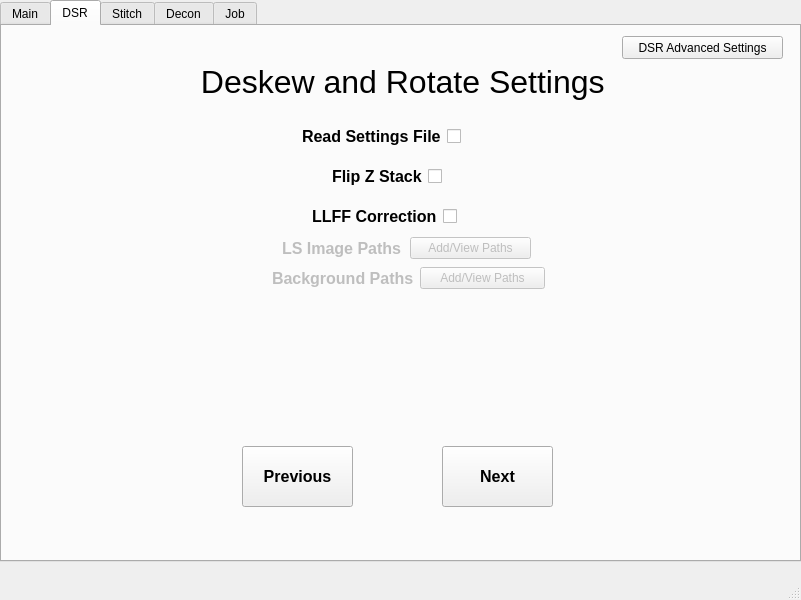
The window that mainwindow.ui (abcucberkeley/PetaKit5D-GUI) describes before a commit, drawn with Qt 5.
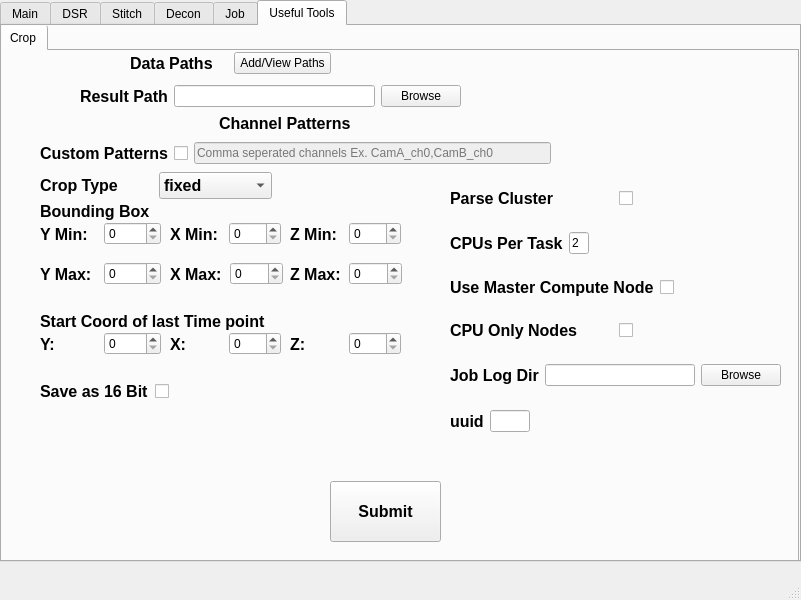
The same window after the commit.

Commit message: Creating crop tab and connecting slots.

The edit to the form file:
```diff
--- a/mainwindow.ui
+++ b/mainwindow.ui
@@ -27,7 +27,7 @@
      </rect>
     </property>
     <property name="currentIndex">
-     <number>1</number>
+     <number>5</number>
     </property>
     <widget class="QWidget" name="Main">
      <property name="font">
@@ -2641,6 +2641,914 @@
       </layout>
      </widget>
     </widget>
+    <widget class="QWidget" name="usefulTools">
+     <attribute name="title">
+      <string>Useful Tools</string>
+     </attribute>
+     <widget class="QTabWidget" name="usefulToolsTab">
+      <property name="geometry">
+       <rect>
+        <x>-4</x>
+        <y>-1</y>
+        <width>801</width>
+        <height>541</height>
+       </rect>
+      </property>
+      <property name="currentIndex">
+       <number>0</number>
+      </property>
+      <widget class="QWidget" name="Crop">
+       <attribute name="title">
+        <string>Crop</string>
+       </attribute>
+       <widget class="QWidget" name="horizontalLayoutWidget_8">
+        <property name="geometry">
+         <rect>
+          <x>40</x>
+          <y>90</y>
+          <width>511</width>
+          <height>25</height>
+         </rect>
+        </property>
+        <layout class="QHBoxLayout" name="cropCustomPatternsHorizontalLayout">
+         <item>
+          <widget class="QLabel" name="cropCustomPatternsLabel">
+           <property name="font">
+            <font>
+             <pointsize>12</pointsize>
+             <weight>75</weight>
+             <bold>true</bold>
+             <strikeout>false</strikeout>
+             <kerning>true</kerning>
+            </font>
+           </property>
+           <property name="text">
+            <string>Custom Patterns</string>
+           </property>
+          </widget>
+         </item>
+         <item>
+          <widget class="QCheckBox" name="cropCustomPatternsCheckBox">
+           <property name="autoFillBackground">
+            <bool>false</bool>
+           </property>
+           <property name="text">
+            <string/>
+           </property>
+          </widget>
+         </item>
+         <item>
+          <widget class="QLineEdit" name="cropCustomPatternsLineEdit">
+           <property name="enabled">
+            <bool>false</bool>
+           </property>
+           <property name="placeholderText">
+            <string>Comma seperated channels Ex. CamA_ch0,CamB_ch0</string>
+           </property>
+          </widget>
+         </item>
+        </layout>
+       </widget>
+       <widget class="QWidget" name="layoutWidget_2">
+        <property name="geometry">
+         <rect>
+          <x>10</x>
+          <y>60</y>
+          <width>581</width>
+          <height>25</height>
+         </rect>
+        </property>
+        <layout class="QHBoxLayout" name="cropChannelPatternsHorizontalLayout">
+         <item>
+          <widget class="QLabel" name="cropChannelPatternsLabel">
+           <property name="sizePolicy">
+            <sizepolicy hsizetype="Maximum" vsizetype="Maximum">
+             <horstretch>0</horstretch>
+             <verstretch>0</verstretch>
+            </sizepolicy>
+           </property>
+           <property name="font">
+            <font>
+             <pointsize>12</pointsize>
+             <weight>75</weight>
+             <bold>true</bold>
+             <strikeout>false</strikeout>
+             <kerning>true</kerning>
+            </font>
+           </property>
+           <property name="text">
+            <string>Channel Patterns</string>
+           </property>
+          </widget>
+         </item>
+         <item>
+          <spacer name="cropChannelPatternsHorizontalSpacer">
+           <property name="orientation">
+            <enum>Qt::Horizontal</enum>
+           </property>
+           <property name="sizeType">
+            <enum>QSizePolicy::Maximum</enum>
+           </property>
+           <property name="sizeHint" stdset="0">
+            <size>
+             <width>30</width>
+             <height>20</height>
+            </size>
+           </property>
+          </spacer>
+         </item>
+        </layout>
+       </widget>
+       <widget class="QWidget" name="layoutWidget">
+        <property name="geometry">
+         <rect>
+          <x>130</x>
+          <y>0</y>
+          <width>201</width>
+          <height>25</height>
+         </rect>
+        </property>
+        <layout class="QHBoxLayout" name="cropDataPathsHorizontalLayout">
+         <item>
+          <widget class="QLabel" name="cropDataPathsLabel">
+           <property name="font">
+            <font>
+             <pointsize>12</pointsize>
+             <weight>75</weight>
+             <bold>true</bold>
+             <strikeout>false</strikeout>
+             <kerning>true</kerning>
+            </font>
+           </property>
+           <property name="text">
+            <string>Data Paths</string>
+           </property>
+          </widget>
+         </item>
+         <item>
+          <widget class="QPushButton" name="cropAddPathsButton">
+           <property name="text">
+            <string>Add/View Paths</string>
+           </property>
+          </widget>
+         </item>
+        </layout>
+       </widget>
+       <widget class="QWidget" name="layoutWidget_3">
+        <property name="geometry">
+         <rect>
+          <x>80</x>
+          <y>30</y>
+          <width>381</width>
+          <height>31</height>
+         </rect>
+        </property>
+        <layout class="QHBoxLayout" name="cropResultPathLayout">
+         <item>
+          <widget class="QLabel" name="cropResultPathLabel">
+           <property name="font">
+            <font>
+             <pointsize>12</pointsize>
+             <weight>75</weight>
+             <bold>true</bold>
+            </font>
+           </property>
+           <property name="text">
+            <string>Result Path</string>
+           </property>
+          </widget>
+         </item>
+         <item>
+          <widget class="QLineEdit" name="cropResultPathLineEdit">
+           <property name="text">
+            <string/>
+           </property>
+          </widget>
+         </item>
+         <item>
+          <widget class="QPushButton" name="cropResultPathBrowseButton">
+           <property name="text">
+            <string>Browse</string>
+           </property>
+          </widget>
+         </item>
+        </layout>
+       </widget>
+       <widget class="QWidget" name="layoutWidget_16">
+        <property name="geometry">
+         <rect>
+          <x>40</x>
+          <y>210</y>
+          <width>121</width>
+          <height>26</height>
+         </rect>
+        </property>
+        <layout class="QHBoxLayout" name="cropBoundBoxYMaxHorizontalLayout">
+         <item>
+          <widget class="QLabel" name="cropBoundBoxYMaxLabel">
+           <property name="enabled">
+            <bool>true</bool>
+           </property>
+           <property name="font">
+            <font>
+             <pointsize>12</pointsize>
+             <weight>75</weight>
+             <bold>true</bold>
+            </font>
+           </property>
+           <property name="text">
+            <string>Y Max:</string>
+           </property>
+          </widget>
+         </item>
+         <item>
+          <widget class="QSpinBox" name="cropBoundBoxYMaxSpinBox">
+           <property name="enabled">
+            <bool>true</bool>
+           </property>
+          </widget>
+         </item>
+        </layout>
+       </widget>
+       <widget class="QWidget" name="layoutWidget_17">
+        <property name="geometry">
+         <rect>
+          <x>290</x>
+          <y>170</y>
+          <width>111</width>
+          <height>26</height>
+         </rect>
+        </property>
+        <layout class="QHBoxLayout" name="cropBoundBoxZMinHorizontalLayout">
+         <item>
+          <widget class="QLabel" name="cropBoundBoxZMinLabel">
+           <property name="enabled">
+            <bool>true</bool>
+           </property>
+           <property name="font">
+            <font>
+             <pointsize>12</pointsize>
+             <weight>75</weight>
+             <bold>true</bold>
+            </font>
+           </property>
+           <property name="text">
+            <string>Z Min:</string>
+           </property>
+          </widget>
+         </item>
+         <item>
+          <widget class="QSpinBox" name="cropBoundBoxZMinSpinBox">
+           <property name="enabled">
+            <bool>true</bool>
+           </property>
+          </widget>
+         </item>
+        </layout>
+       </widget>
+       <widget class="QWidget" name="layoutWidget_18">
+        <property name="geometry">
+         <rect>
+          <x>290</x>
+          <y>210</y>
+          <width>112</width>
+          <height>26</height>
+         </rect>
+        </property>
+        <layout class="QHBoxLayout" name="cropBoundBoxZMaxMaxHorizontalLayout">
+         <item>
+          <widget class="QLabel" name="cropBoundBoxZMaxLabel">
+           <property name="enabled">
+            <bool>true</bool>
+           </property>
+           <property name="font">
+            <font>
+             <pointsize>12</pointsize>
+             <weight>75</weight>
+             <bold>true</bold>
+            </font>
+           </property>
+           <property name="text">
+            <string>Z Max:</string>
+           </property>
+          </widget>
+         </item>
+         <item>
+          <widget class="QSpinBox" name="cropBoundBoxZMaxSpinBox">
+           <property name="enabled">
+            <bool>true</bool>
+           </property>
+          </widget>
+         </item>
+        </layout>
+       </widget>
+       <widget class="QWidget" name="layoutWidget_9">
+        <property name="geometry">
+         <rect>
+          <x>40</x>
+          <y>170</y>
+          <width>121</width>
+          <height>26</height>
+         </rect>
+        </property>
+        <layout class="QHBoxLayout" name="cropBoundBoxYMinHorizontalLayout">
+         <item>
+          <widget class="QLabel" name="cropBoundBoxYMinLabel">
+           <property name="enabled">
+            <bool>true</bool>
+           </property>
+           <property name="font">
+            <font>
+             <pointsize>12</pointsize>
+             <weight>75</weight>
+             <bold>true</bold>
+            </font>
+           </property>
+           <property name="text">
+            <string>Y Min:</string>
+           </property>
+          </widget>
+         </item>
+         <item>
+          <widget class="QSpinBox" name="cropBoundBoxYMinSpinBox">
+           <property name="enabled">
+            <bool>true</bool>
+           </property>
+          </widget>
+         </item>
+        </layout>
+       </widget>
+       <widget class="QWidget" name="layoutWidget_19">
+        <property name="geometry">
+         <rect>
+          <x>40</x>
+          <y>150</y>
+          <width>121</width>
+          <height>21</height>
+         </rect>
+        </property>
+        <layout class="QHBoxLayout" name="cropBoundBoxLabelLayout">
+         <item>
+          <widget class="QLabel" name="cropBoundBoxLabel">
+           <property name="font">
+            <font>
+             <pointsize>12</pointsize>
+             <weight>75</weight>
+             <bold>true</bold>
+            </font>
+           </property>
+           <property name="text">
+            <string>Bounding Box</string>
+           </property>
+          </widget>
+         </item>
+        </layout>
+       </widget>
+       <widget class="QWidget" name="layoutWidget_20">
+        <property name="geometry">
+         <rect>
+          <x>170</x>
+          <y>210</y>
+          <width>113</width>
+          <height>26</height>
+         </rect>
+        </property>
+        <layout class="QHBoxLayout" name="cropBoundBoxXMaxHorizontalLayout">
+         <item>
+          <widget class="QLabel" name="cropBoundBoxXMaxLabel">
+           <property name="enabled">
+            <bool>true</bool>
+           </property>
+           <property name="font">
+            <font>
+             <pointsize>12</pointsize>
+             <weight>75</weight>
+             <bold>true</bold>
+            </font>
+           </property>
+           <property name="text">
+            <string>X Max:</string>
+           </property>
+          </widget>
+         </item>
+         <item>
+          <widget class="QSpinBox" name="cropBoundBoxXMaxSpinBox">
+           <property name="enabled">
+            <bool>true</bool>
+           </property>
+          </widget>
+         </item>
+        </layout>
+       </widget>
+       <widget class="QWidget" name="layoutWidget_21">
+        <property name="geometry">
+         <rect>
+          <x>170</x>
+          <y>170</y>
+          <width>111</width>
+          <height>26</height>
+         </rect>
+        </property>
+        <layout class="QHBoxLayout" name="cropBoundBoxXMinHorizontalLayout">
+         <item>
+          <widget class="QLabel" name="cropBoundBoxXMinLabel">
+           <property name="enabled">
+            <bool>true</bool>
+           </property>
+           <property name="font">
+            <font>
+             <pointsize>12</pointsize>
+             <weight>75</weight>
+             <bold>true</bold>
+            </font>
+           </property>
+           <property name="text">
+            <string>X Min:</string>
+           </property>
+          </widget>
+         </item>
+         <item>
+          <widget class="QSpinBox" name="cropBoundBoxXMinSpinBox">
+           <property name="enabled">
+            <bool>true</bool>
+           </property>
+          </widget>
+         </item>
+        </layout>
+       </widget>
+       <widget class="QWidget" name="layoutWidget_22">
+        <property name="geometry">
+         <rect>
+          <x>40</x>
+          <y>280</y>
+          <width>121</width>
+          <height>26</height>
+         </rect>
+        </property>
+        <layout class="QHBoxLayout" name="cropLastStartYHorizontalLayout">
+         <item>
+          <widget class="QLabel" name="cropLastStartYLabel">
+           <property name="enabled">
+            <bool>true</bool>
+           </property>
+           <property name="font">
+            <font>
+             <pointsize>12</pointsize>
+             <weight>75</weight>
+             <bold>true</bold>
+            </font>
+           </property>
+           <property name="text">
+            <string>Y:</string>
+           </property>
+          </widget>
+         </item>
+         <item>
+          <widget class="QSpinBox" name="cropLastStartYSpinBox">
+           <property name="enabled">
+            <bool>true</bool>
+           </property>
+          </widget>
+         </item>
+        </layout>
+       </widget>
+       <widget class="QWidget" name="layoutWidget_23">
+        <property name="geometry">
+         <rect>
+          <x>290</x>
+          <y>280</y>
+          <width>111</width>
+          <height>26</height>
+         </rect>
+        </property>
+        <layout class="QHBoxLayout" name="cropLastStartZHorizontalLayout">
+         <item>
+          <widget class="QLabel" name="cropLastStartZLabel">
+           <property name="enabled">
+            <bool>true</bool>
+           </property>
+           <property name="font">
+            <font>
+             <pointsize>12</pointsize>
+             <weight>75</weight>
+             <bold>true</bold>
+            </font>
+           </property>
+           <property name="text">
+            <string>Z:</string>
+           </property>
+          </widget>
+         </item>
+         <item>
+          <widget class="QSpinBox" name="cropLastStartZSpinBox">
+           <property name="enabled">
+            <bool>true</bool>
+           </property>
+          </widget>
+         </item>
+        </layout>
+       </widget>
+       <widget class="QWidget" name="layoutWidget_24">
+        <property name="geometry">
+         <rect>
+          <x>170</x>
+          <y>280</y>
+          <width>111</width>
+          <height>26</height>
+         </rect>
+        </property>
+        <layout class="QHBoxLayout" name="cropLastStartXHorizontalLayout">
+         <item>
+          <widget class="QLabel" name="cropLastStartXLabel">
+           <property name="enabled">
+            <bool>true</bool>
+           </property>
+           <property name="font">
+            <font>
+             <pointsize>12</pointsize>
+             <weight>75</weight>
+             <bold>true</bold>
+            </font>
+           </property>
+           <property name="text">
+            <string>X:</string>
+           </property>
+          </widget>
+         </item>
+         <item>
+          <widget class="QSpinBox" name="cropLastStartXSpinBox">
+           <property name="enabled">
+            <bool>true</bool>
+           </property>
+          </widget>
+         </item>
+        </layout>
+       </widget>
+       <widget class="QWidget" name="layoutWidget_25">
+        <property name="geometry">
+         <rect>
+          <x>40</x>
+          <y>260</y>
+          <width>245</width>
+          <height>21</height>
+         </rect>
+        </property>
+        <layout class="QHBoxLayout" name="cropLastStartLabelLayout">
+         <item>
+          <widget class="QLabel" name="cropLastSartLabel">
+           <property name="font">
+            <font>
+             <pointsize>12</pointsize>
+             <weight>75</weight>
+             <bold>true</bold>
+            </font>
+           </property>
+           <property name="text">
+            <string>Start Coord of last Time point</string>
+           </property>
+          </widget>
+         </item>
+        </layout>
+       </widget>
+       <widget class="QWidget" name="layoutWidget_26">
+        <property name="geometry">
+         <rect>
+          <x>450</x>
+          <y>120</y>
+          <width>331</width>
+          <height>281</height>
+         </rect>
+        </property>
+        <layout class="QVBoxLayout" name="cropParseClusterVerticalLayout">
+         <item>
+          <layout class="QHBoxLayout" name="cropParseClusterHorizontalLayout">
+           <item>
+            <widget class="QLabel" name="cropParseClusterLabel">
+             <property name="font">
+              <font>
+               <pointsize>12</pointsize>
+               <weight>75</weight>
+               <bold>true</bold>
+              </font>
+             </property>
+             <property name="text">
+              <string>Parse Cluster</string>
+             </property>
+            </widget>
+           </item>
+           <item>
+            <widget class="QCheckBox" name="cropParseClusterCheckBox">
+             <property name="autoFillBackground">
+              <bool>false</bool>
+             </property>
+             <property name="text">
+              <string/>
+             </property>
+             <property name="checked">
+              <bool>false</bool>
+             </property>
+            </widget>
+           </item>
+          </layout>
+         </item>
+         <item>
+          <layout class="QHBoxLayout" name="cropCpusPerTaskHorizontalLayout">
+           <item>
+            <widget class="QLabel" name="cropCpusPerTaskLabel">
+             <property name="font">
+              <font>
+               <pointsize>12</pointsize>
+               <weight>75</weight>
+               <bold>true</bold>
+              </font>
+             </property>
+             <property name="text">
+              <string>CPUs Per Task</string>
+             </property>
+            </widget>
+           </item>
+           <item>
+            <widget class="QLineEdit" name="cropCpusPerTaskLineEdit">
+             <property name="sizePolicy">
+              <sizepolicy hsizetype="Preferred" vsizetype="Fixed">
+               <horstretch>0</horstretch>
+               <verstretch>0</verstretch>
+              </sizepolicy>
+             </property>
+             <property name="maximumSize">
+              <size>
+               <width>20</width>
+               <height>16777215</height>
+              </size>
+             </property>
+             <property name="text">
+              <string>2</string>
+             </property>
+            </widget>
+           </item>
+           <item>
+            <spacer name="cropCpusPerTaskHorizontalSpacer">
+             <property name="orientation">
+              <enum>Qt::Horizontal</enum>
+             </property>
+             <property name="sizeHint" stdset="0">
+              <size>
+               <width>200</width>
+               <height>20</height>
+              </size>
+             </property>
+            </spacer>
+           </item>
+          </layout>
+         </item>
+         <item>
+          <layout class="QHBoxLayout" name="cropMasterComputeHorizontalLayout">
+           <item>
+            <widget class="QLabel" name="cropMasterComputeLabel">
+             <property name="font">
+              <font>
+               <pointsize>12</pointsize>
+               <weight>75</weight>
+               <bold>true</bold>
+              </font>
+             </property>
+             <property name="text">
+              <string>Use Master Compute Node</string>
+             </property>
+            </widget>
+           </item>
+           <item>
+            <widget class="QCheckBox" name="cropMasterComputeCheckBox">
+             <property name="autoFillBackground">
+              <bool>false</bool>
+             </property>
+             <property name="text">
+              <string/>
+             </property>
+            </widget>
+           </item>
+          </layout>
+         </item>
+         <item>
+          <layout class="QHBoxLayout" name="cropCpuOnlyNodesHorizontalLayout">
+           <item>
+            <widget class="QLabel" name="cropCpuOnlyNodesLabel">
+             <property name="font">
+              <font>
+               <pointsize>12</pointsize>
+               <weight>75</weight>
+               <bold>true</bold>
+              </font>
+             </property>
+             <property name="text">
+              <string>CPU Only Nodes</string>
+             </property>
+            </widget>
+           </item>
+           <item>
+            <widget class="QCheckBox" name="cropCpuOnlyNodesCheckBox">
+             <property name="autoFillBackground">
+              <bool>false</bool>
+             </property>
+             <property name="text">
+              <string/>
+             </property>
+            </widget>
+           </item>
+          </layout>
+         </item>
+         <item>
+          <layout class="QHBoxLayout" name="cropJobLogDirHorizontalLayout">
+           <item>
+            <widget class="QLabel" name="cropJobLogDirLabel">
+             <property name="font">
+              <font>
+               <pointsize>12</pointsize>
+               <weight>75</weight>
+               <bold>true</bold>
+              </font>
+             </property>
+             <property name="text">
+              <string>Job Log Dir</string>
+             </property>
+            </widget>
+           </item>
+           <item>
+            <widget class="QLineEdit" name="cropJobLogDirLineEdit">
+             <property name="alignment">
+              <set>Qt::AlignLeading|Qt::AlignLeft|Qt::AlignVCenter</set>
+             </property>
+            </widget>
+           </item>
+           <item>
+            <widget class="QPushButton" name="cropJobLogDirBrowseButton">
+             <property name="text">
+              <string>Browse</string>
+             </property>
+            </widget>
+           </item>
+          </layout>
+         </item>
+         <item>
+          <layout class="QHBoxLayout" name="cropUuidHorizontalLayout">
+           <item>
+            <widget class="QLabel" name="cropUuidLabel">
+             <property name="font">
+              <font>
+               <pointsize>12</pointsize>
+               <weight>75</weight>
+               <bold>true</bold>
+              </font>
+             </property>
+             <property name="text">
+              <string>uuid</string>
+             </property>
+            </widget>
+           </item>
+           <item>
+            <widget class="QLineEdit" name="cropUuidLineEdit">
+             <property name="maximumSize">
+              <size>
+               <width>40</width>
+               <height>16777215</height>
+              </size>
+             </property>
+            </widget>
+           </item>
+           <item>
+            <spacer name="cropUuidHorizontalSpacer">
+             <property name="orientation">
+              <enum>Qt::Horizontal</enum>
+             </property>
+             <property name="sizeHint" stdset="0">
+              <size>
+               <width>200</width>
+               <height>20</height>
+              </size>
+             </property>
+            </spacer>
+           </item>
+          </layout>
+         </item>
+        </layout>
+       </widget>
+       <widget class="QWidget" name="layoutWidget_30">
+        <property name="geometry">
+         <rect>
+          <x>40</x>
+          <y>330</y>
+          <width>151</width>
+          <height>21</height>
+         </rect>
+        </property>
+        <layout class="QHBoxLayout" name="cropSave16BitHorizontalLayout">
+         <item>
+          <widget class="QLabel" name="cropSave16BitLabel">
+           <property name="font">
+            <font>
+             <pointsize>12</pointsize>
+             <weight>75</weight>
+             <bold>true</bold>
+            </font>
+           </property>
+           <property name="text">
+            <string>Save as 16 Bit</string>
+           </property>
+          </widget>
+         </item>
+         <item>
+          <widget class="QCheckBox" name="cropSave16BitCheckBox">
+           <property name="autoFillBackground">
+            <bool>false</bool>
+           </property>
+           <property name="text">
+            <string/>
+           </property>
+          </widget>
+         </item>
+        </layout>
+       </widget>
+       <widget class="QWidget" name="layoutWidget_31">
+        <property name="geometry">
+         <rect>
+          <x>40</x>
+          <y>120</y>
+          <width>232</width>
+          <height>29</height>
+         </rect>
+        </property>
+        <layout class="QHBoxLayout" name="cropCropTypeHorizontalLayout">
+         <item>
+          <widget class="QLabel" name="cropCropTypePipelineLabel">
+           <property name="font">
+            <font>
+             <pointsize>12</pointsize>
+             <weight>75</weight>
+             <bold>true</bold>
+            </font>
+           </property>
+           <property name="text">
+            <string>Crop Type</string>
+           </property>
+          </widget>
+         </item>
+         <item>
+          <widget class="QComboBox" name="cropCropTypeComboBox">
+           <property name="font">
+            <font>
+             <pointsize>12</pointsize>
+             <weight>75</weight>
+             <bold>true</bold>
+            </font>
+           </property>
+           <property name="editable">
+            <bool>false</bool>
+           </property>
+           <property name="currentText">
+            <string>fixed</string>
+           </property>
+           <item>
+            <property name="text">
+             <string>fixed</string>
+            </property>
+           </item>
+           <item>
+            <property name="text">
+             <string>moving</string>
+            </property>
+           </item>
+           <item>
+            <property name="text">
+             <string>center</string>
+            </property>
+           </item>
+          </widget>
+         </item>
+        </layout>
+       </widget>
+       <widget class="QPushButton" name="cropSubmitButton">
+        <property name="geometry">
+         <rect>
+          <x>330</x>
+          <y>430</y>
+          <width>111</width>
+          <height>61</height>
+         </rect>
+        </property>
+        <property name="font">
+         <font>
+          <pointsize>12</pointsize>
+          <weight>75</weight>
+          <bold>true</bold>
+         </font>
+        </property>
+        <property name="text">
+         <string>Submit</string>
+        </property>
+       </widget>
+      </widget>
+     </widget>
+    </widget>
    </widget>
   </widget>
   <widget class="QMenuBar" name="menubar">
```
The commit also changes 2 other files.
